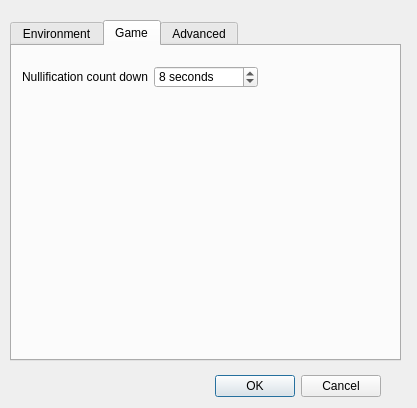
This is src/configdialog.ui in Mogara/QSanguosha as Qt 5 draws it before an edit. The edited form follows.
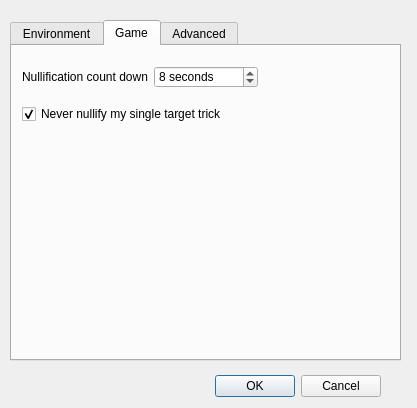
This is the edited form. The open tabs and pages were chosen to show the change.

```diff
--- a/src/configdialog.ui
+++ b/src/configdialog.ui
@@ -307,6 +307,22 @@
       </item>
      </layout>
     </widget>
+    <widget class="QCheckBox" name="neverNullifyMyTrickCheckBox">
+     <property name="geometry">
+      <rect>
+       <x>10</x>
+       <y>60</y>
+       <width>239</width>
+       <height>16</height>
+      </rect>
+     </property>
+     <property name="text">
+      <string>Never nullify my single target trick</string>
+     </property>
+     <property name="checked">
+      <bool>true</bool>
+     </property>
+    </widget>
    </widget>
    <widget class="QWidget" name="advanced">
     <attribute name="title">
```
Left out of the diff: 2 changed lines with no effect on the pictures.
